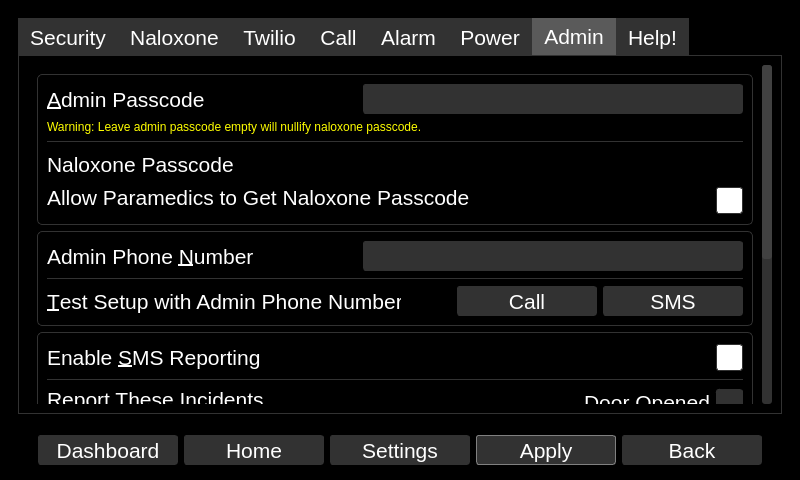
Qt form qt_design/main_window.ui (zyl120/Naloxone_Safety_Kit) before a commit.
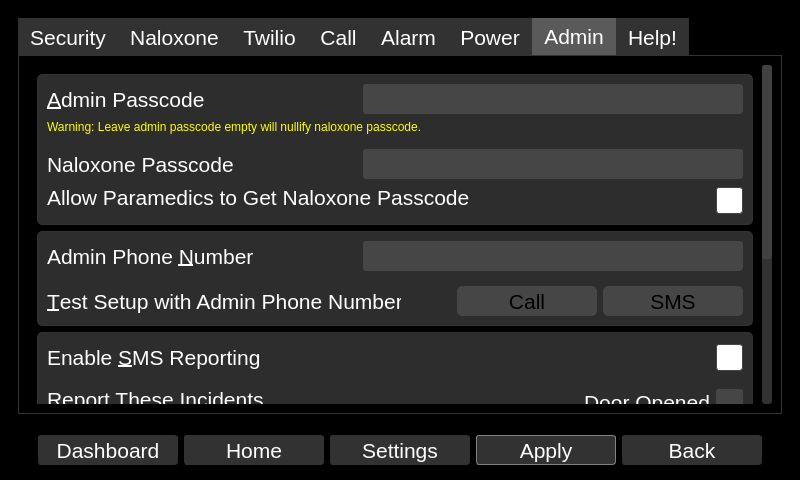
The same form after that commit. The open tabs and pages were chosen to show the change.

The edit to the form file:
```diff
--- a/qt_design/main_window.ui
+++ b/qt_design/main_window.ui
@@ -1176,6 +1176,42 @@
        </layout>
       </widget>
       <widget class="QWidget" name="settingsPage">
+       <property name="styleSheet">
+        <string notr="true">.QFrame{border-radius: 5px;border-color:rgb(45,45,45);background-color:rgb(45,45,45);border-width: 1px;border-style: solid;}
+.QLabel{color:white;border-width: 0px;background-color:rgb(45,45,45);border-radius: 5px;border-width: 1px;}
+.QPushButton{border-radius: 5px;background-color:rgb(70,70,70);border-color:rgb(70,70,70);border-width: 1px;border-style: solid;}
+.QLineEdit{color: white; background-color: rgb(70,70,70); border-radius:3px;border-color: rgb(70,70,70);border-width: 1px;border-style: solid;}
+.QSlider{background-color:rgb(45,45,45)}
+.QSlider::groove:horizontal {
+    border: 1px solid rgb(70,70,70);
+    border-radius: 5px;
+    height: 30px;
+    background: rgb(70,70,70);
+    margin: 2px 0;
+}
+
+.QSlider::handle:horizontal {
+    background-color:white;
+    border: 1px solid white;
+    width: 30px;
+    border-radius: 5px;
+}
+
+.QCheckBox{color:white;background-color:rgb(45,45,45)}
+
+.QCheckBox::indicator{
+border-color:rgb(70,70,70);border-width: 1px; border-radius:3px;border-style: solid;height:25;width:25}
+.QCheckBox::indicator:unchecked{
+background-color : rgb(70,70,70);}
+.QCheckBox::indicator:checked{
+background-color : white;}
+.QCheckBox{
+color:white;
+}
+.QTimeEdit{color: white; background-color: rgb(70,70,70); border-radius:3px;border-color: rgb(70,70,70);border-width: 1px;border-style: solid;
+}
+</string>
+       </property>
        <layout class="QGridLayout" name="gridLayout_15">
         <item row="0" column="0">
          <widget class="QTabWidget" name="settingsTab">
@@ -3313,7 +3349,7 @@
                 <rect>
                  <x>0</x>
                  <y>0</y>
-                 <width>642</width>
+                 <width>716</width>
                  <height>706</height>
                 </rect>
                </property>
@@ -3377,8 +3413,7 @@
                         </font>
                        </property>
                        <property name="styleSheet">
-                        <string notr="true">color: white; background-color: rgb(50,50,50); border-radius:3px;border-color: rgb(50,50,50);border-width: 1px;border-style: solid;
-</string>
+                        <string notr="true"/>
                        </property>
                        <property name="text">
                         <string/>
@@ -3522,16 +3557,7 @@
                         <enum>Qt::RightToLeft</enum>
                        </property>
                        <property name="styleSheet">
-                        <string notr="true">QCheckBox::indicator{
-border-color:rgb(50,50,50);border-width: 1px; border-radius:3px;border-style: solid;height:25;width:25}
-QCheckBox::indicator:unchecked{
-background-color : rgb(50,50,50);}
-QCheckBox::indicator:checked{
-background-color : white;}
-QCheckBox{
-color:white;
-}
-</string>
+                        <string notr="true"/>
                        </property>
                        <property name="text">
                         <string/>
@@ -3605,8 +3631,7 @@
                         </font>
                        </property>
                        <property name="styleSheet">
-                        <string notr="true">color: white; background-color: rgb(50,50,50); border-radius:3px;border-color: rgb(50,50,50);border-width: 1px;border-style: solid;
-</string>
+                        <string notr="true"/>
                        </property>
                       </widget>
                      </item>
@@ -3681,8 +3706,7 @@
                         </font>
                        </property>
                        <property name="styleSheet">
-                        <string notr="true">color: white; background-color: rgb(50,50,50); border-radius:3px;border-color: rgb(50,50,50);border-width: 1px;border-style: solid;
-
+                        <string notr="true">
 
 </string>
                        </property>
@@ -3711,7 +3735,7 @@
                         </font>
                        </property>
                        <property name="styleSheet">
-                        <string notr="true">color: white; background-color: rgb(50,50,50); border-radius:3px;border-color: rgb(50,50,50);border-width: 1px;border-style: solid;
+                        <string notr="true">
 
 
 </string>
@@ -3791,16 +3815,7 @@
                         <enum>Qt::RightToLeft</enum>
                        </property>
                        <property name="styleSheet">
-                        <string notr="true">QCheckBox::indicator{
-border-color:rgb(50,50,50);border-width: 1px; border-radius:3px;border-style: solid;height:25;width:25}
-QCheckBox::indicator:unchecked{
-background-color : rgb(50,50,50);}
-QCheckBox::indicator:checked{
-background-color : white;}
-QCheckBox{
-color:white;
-}
-</string>
+                        <string notr="true"/>
                        </property>
                        <property name="text">
                         <string/>
@@ -3913,16 +3928,7 @@
                           <enum>Qt::RightToLeft</enum>
                          </property>
                          <property name="styleSheet">
-                          <string notr="true">QCheckBox::indicator{
-border-color:rgb(50,50,50);border-width: 1px; border-radius:3px;border-style: solid;height:25;width:25}
-QCheckBox::indicator:unchecked{
-background-color : rgb(50,50,50);}
-QCheckBox::indicator:checked{
-background-color : white;}
-QCheckBox{
-color:white;
-}
-</string>
+                          <string notr="true"/>
                          </property>
                          <property name="text">
                           <string>Door Opened</string>
```
Left out of the diff: 205 changed lines with no effect on the pictures.
